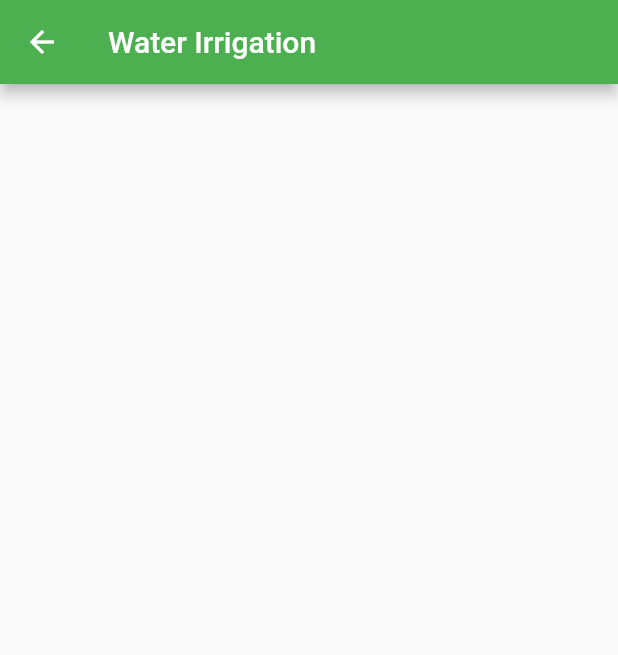
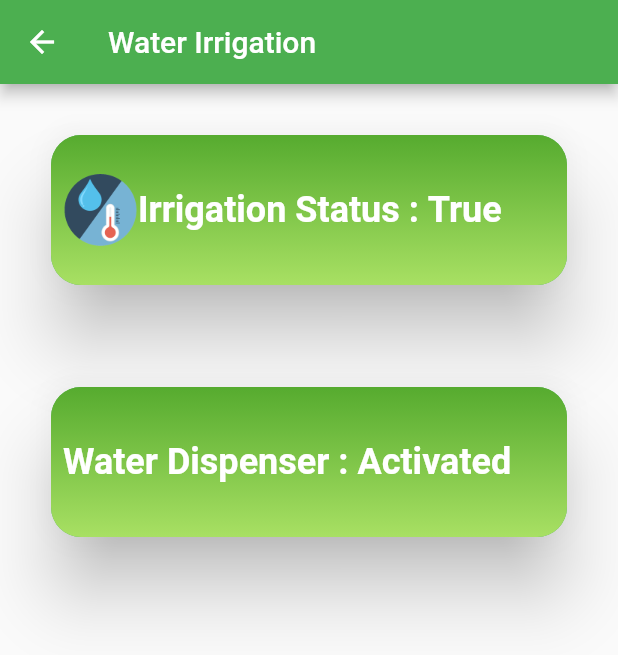
Before and after one commit to PrerakGada/agro_it, a Flutter app: the WaterIrrigationScreen screen opened by its route, on a phone screen of 412 x 824 dp. Shown: the top 655 px of the screen. Run offline on Flutter 3.47's test engine with Material 2 defaults, Android fonts, the light colour scheme and no system bars; our stand-ins replace firebase_auth, firebase_core, flutter_spinkit, fluttertoast, google_fonts, hexcolor and 1 more; accounts and stored records are empty.

Commit message:
WaterIrrigationAdded

```diff
--- a/lib/screens/WaterIrrigationScreen.dart
+++ b/lib/screens/WaterIrrigationScreen.dart
@@ -1,4 +1,5 @@
 import 'package:flutter/material.dart';
+import 'package:hexcolor/hexcolor.dart';
 
 class WaterIrrigationScreen extends StatefulWidget {
   static const String id = 'Water_screen';
@@ -10,6 +11,7 @@ class WaterIrrigationScreen extends StatefulWidget {
 }
 
 class _WaterIrrigationScreenState extends State<WaterIrrigationScreen> {
+  // Extradetails e1 = Extradetails();
   @override
   Widget build(BuildContext context) {
     return Scaffold(
@@ -23,6 +25,123 @@ class _WaterIrrigationScreenState extends State<WaterIrrigationScreen> {
           },
         ),
       ),
+      body: Center(
+        child: Column(
+          children: [
+            Padding(
+              padding: const EdgeInsets.all(30),
+              child: Card(
+                elevation: 20,
+                color: HexColor('53B466'),
+                shape: RoundedRectangleBorder(
+                  borderRadius: BorderRadius.circular(20),
+                ),
+                child: Container(
+                  decoration: BoxDecoration(
+                    borderRadius: BorderRadius.circular(20),
+                    gradient: LinearGradient(
+                      begin: Alignment.topCenter,
+                      end: Alignment(0, 1),
+                      // 10% of the width, so there are ten blinds.
+                      colors: <HexColor>[
+                        HexColor('56ab2f'),
+                        HexColor('a8e063'),
+                      ],
+                      // red to yellow
+                    ),
+                  ),
+                  child: SizedBox(
+                    // width: e1.width(context) / 1.2,
+                    // width: 160,
+                    height: 100,
+                    child: Padding(
+                      padding: const EdgeInsets.all(8.0),
+                      child: Row(
+                        children: const [
+                          Image(
+                            image: AssetImage('assets/1.png'),
+                            height: 50,
+                          ),
+                          Text(
+                            "Irrigation Status : ",
+                            style: TextStyle(
+                                color: Colors.white,
+                                fontSize: 24,
+                                fontWeight: FontWeight.bold),
+                          ),
+                          Text(
+                            "True",//false
+                            style: TextStyle(
+                                color: Colors.white,
+                                fontSize: 24,
+                                fontWeight: FontWeight.bold),
+                          ),
+                        ],
+                      ),
+                    ),
+                  ),
+                ),
+              ),
+            ),
+            Padding(
+              padding: const EdgeInsets.all(30),
+              child: Card(
+                elevation: 20,
+                color: HexColor('53B466'),
+                shape: RoundedRectangleBorder(
+                  borderRadius: BorderRadius.circular(20),
+                ),
+                child: Container(
+                  decoration: BoxDecoration(
+                    borderRadius: BorderRadius.circular(20),
+                    gradient: LinearGradient(
+                      begin: Alignment.topCenter,
+                      end: Alignment(0, 1),
+                      // 10% of the width, so there are ten blinds.
+                      colors: <HexColor>[
+                        HexColor('56ab2f'),
+                        HexColor('a8e063'),
+                      ],
+                      // red to yellow
+                    ),
+                  ),
+                  child: SizedBox(
+                    // width: e1.width(context) / 1.2,
+                    // width: 160,
+                    height: 100,
+                    child: Padding(
+                      padding: const EdgeInsets.all(8.0),
+                      child: Row(
+                        children: const [
+                          // Image(
+                          //   image: AssetImage('assets/1.png'),
+                          //   height: 50,
+                          // ),
+                          Text(
+                            "Water Dispenser : ",
+                            style: TextStyle(
+                                color: Colors.white,
+                                fontSize: 24,
+                                fontWeight: FontWeight.bold),
+                          ),
+                          Text(
+                            "Activated",//Deactivated,
+                            style: TextStyle(
+                                color: Colors.white,
+                                fontSize: 24,
+                                fontWeight: FontWeight.bold),
+                          ),
+                        ],
+                      ),
+                    ),
+                  ),
+                ),
+              ),
+            ),
+
+          ],
+        ),
+      ),
     );
   }
 }
```
